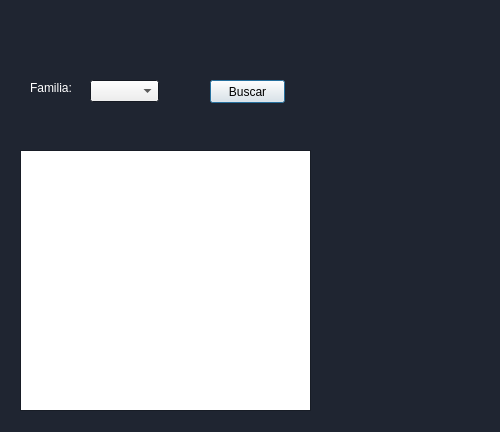
pacheevb/ED_Proyecto2, file buscarcerveza.ui: the form before one commit.
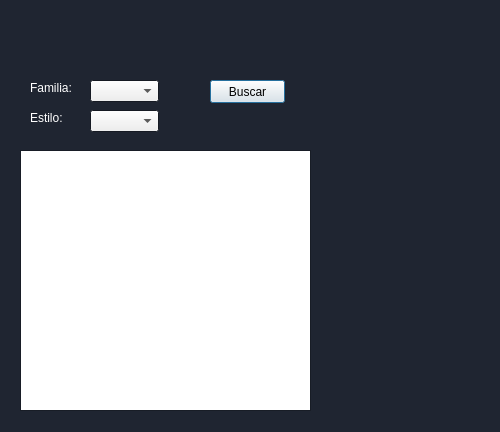
The form after the commit. Icons and pictures are not drawn.

Commit message: Se agregan las funciones para agregar Familias y Estilos de cervezas

The edit to the form file:
```diff
--- a/buscarcerveza.ui
+++ b/buscarcerveza.ui
@@ -179,6 +179,66 @@
     <string>Buscar</string>
    </property>
   </widget>
+  <widget class="QComboBox" name="comboBox_2">
+   <property name="geometry">
+    <rect>
+     <x>90</x>
+     <y>110</y>
+     <width>69</width>
+     <height>22</height>
+    </rect>
+   </property>
+  </widget>
+  <widget class="QLabel" name="label_3">
+   <property name="geometry">
+    <rect>
+     <x>30</x>
+     <y>110</y>
+     <width>51</width>
+     <height>16</height>
+    </rect>
+   </property>
+   <property name="palette">
+    <palette>
+     <active>
+      <colorrole role="WindowText">
+       <brush brushstyle="SolidPattern">
+        <color alpha="255">
+         <red>255</red>
+         <green>255</green>
+         <blue>255</blue>
+        </color>
+       </brush>
+      </colorrole>
+     </active>
+     <inactive>
+      <colorrole role="WindowText">
+       <brush brushstyle="SolidPattern">
+        <color alpha="255">
+         <red>255</red>
+         <green>255</green>
+         <blue>255</blue>
+        </color>
+       </brush>
+      </colorrole>
+     </inactive>
+     <disabled>
+      <colorrole role="WindowText">
+       <brush brushstyle="SolidPattern">
+        <color alpha="255">
+         <red>120</red>
+         <green>120</green>
+         <blue>120</blue>
+        </color>
+       </brush>
+      </colorrole>
+     </disabled>
+    </palette>
+   </property>
+   <property name="text">
+    <string>Estilo:</string>
+   </property>
+  </widget>
  </widget>
  <resources>
   <include location="recursos.qrc"/>
```
The commit also changes 13 other files.
